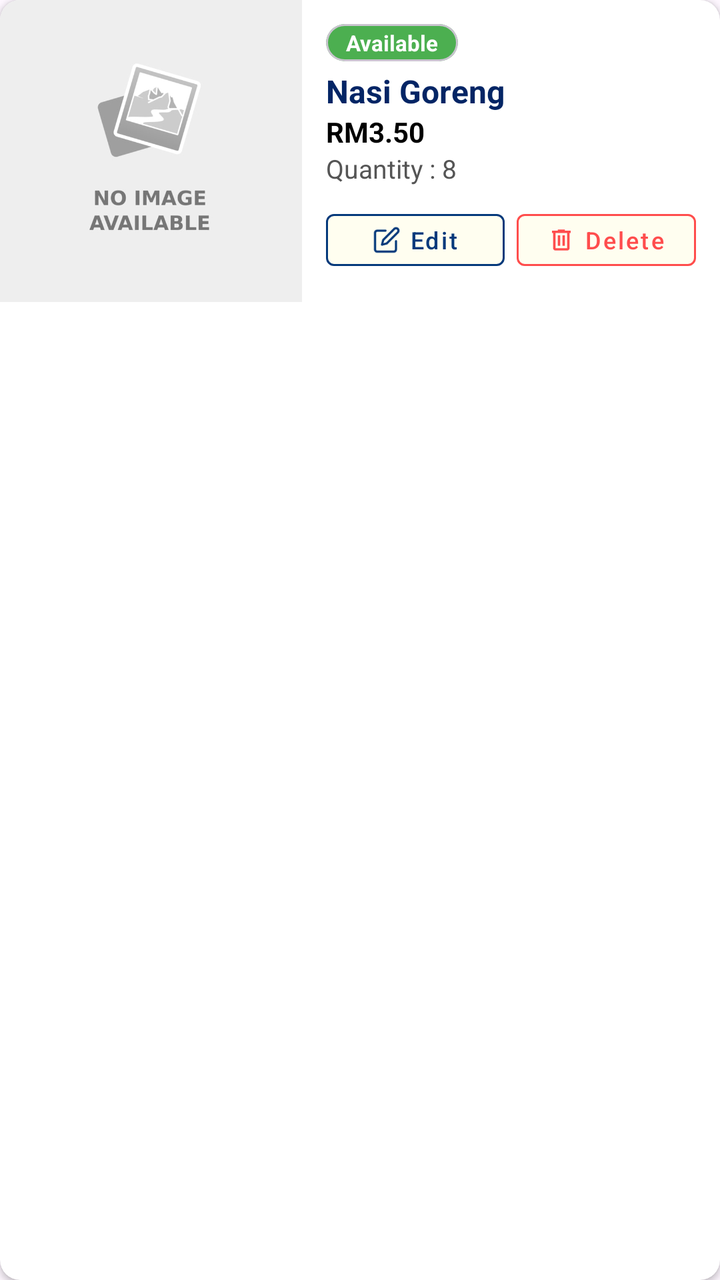
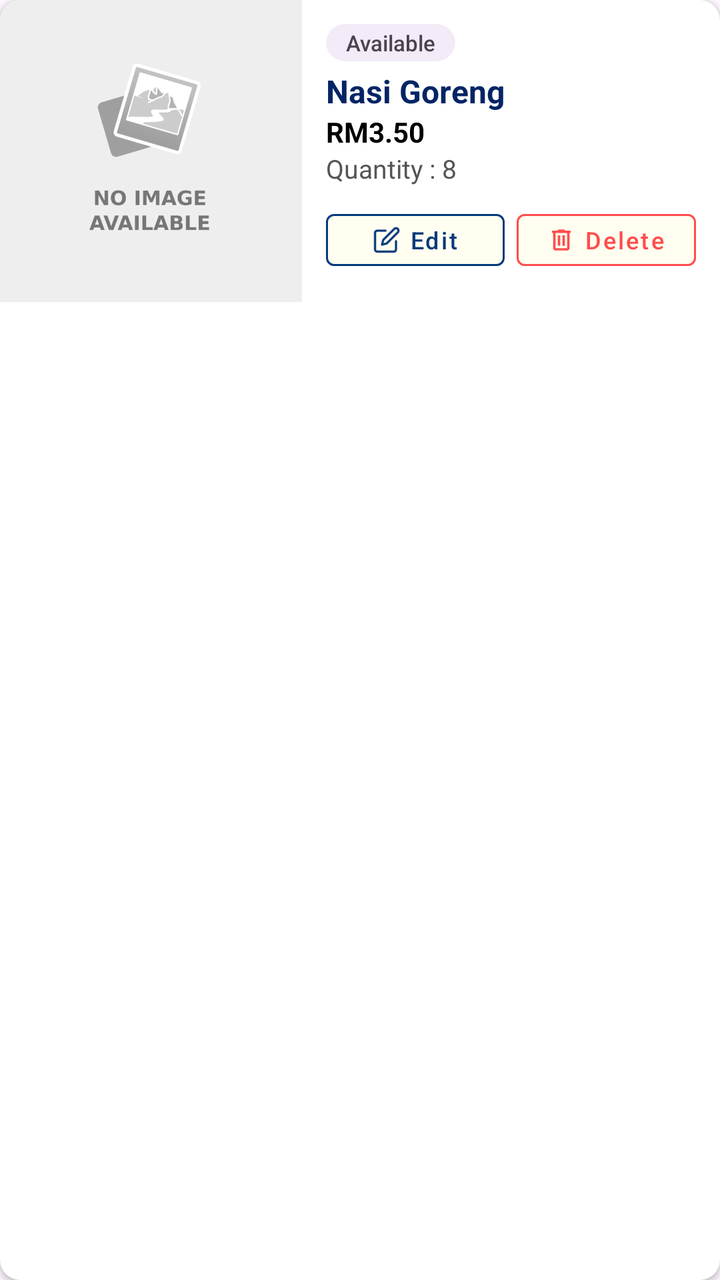

Screens rendered from an Android XML layout before and after an edit, with the pre-edit source and the edit as a unified diff.
<!-- AndroidManifest.xml: application theme Theme.ShipEatsCustomer -->
<!-- res/layout/admin_inventory_card.xml -->
<?xml version="1.0" encoding="utf-8"?>
<com.google.android.material.card.MaterialCardView
    xmlns:android="http://schemas.android.com/apk/res/android"
    xmlns:app="http://schemas.android.com/apk/res-auto"
    android:layout_width="match_parent"
    android:layout_height="wrap_content"
    android:layout_marginBottom="16dp"
    android:backgroundTint="@color/white"
    app:cardCornerRadius="10dp"
    app:cardElevation="2dp"
    app:strokeWidth="0dp">

    <LinearLayout
        android:layout_width="match_parent"
        android:layout_height="wrap_content"
        android:orientation="horizontal">

        <ImageView
            android:id="@+id/iv_food"
            android:layout_width="151dp"
            android:layout_height="151dp"
            android:scaleType="centerCrop"
            android:src="@drawable/no_image_available" />

        <LinearLayout
            android:layout_width="match_parent"
            android:layout_height="wrap_content"
            android:orientation="vertical"
            android:padding="12dp">

            <com.google.android.material.card.MaterialCardView
                android:id="@+id/badge_card"
                android:layout_width="wrap_content"
                android:layout_height="wrap_content"
                app:cardBackgroundColor="#4CAF50"
                app:cardCornerRadius="12dp"
                app:cardElevation="0dp">
                <TextView
                    android:id="@+id/tv_status"
                    android:layout_width="wrap_content"
                    android:layout_height="wrap_content"
                    android:paddingHorizontal="10dp"
                    android:paddingVertical="2dp"
                    android:text="Available"
                    android:textColor="@color/white"
                    android:textSize="11sp"
                    android:textStyle="bold" />
            </com.google.android.material.card.MaterialCardView>

            <TextView
                android:id="@+id/tv_food_name"
                android:layout_width="wrap_content"
                android:layout_height="wrap_content"
                android:layout_marginTop="4dp"
                android:text="Nasi Goreng"
                android:textColor="#032565"
                android:textSize="16sp"
                android:textStyle="bold" />

            <TextView
                android:id="@+id/tv_price"
                android:layout_width="wrap_content"
                android:layout_height="wrap_content"
                android:text="RM3.50"
                android:textColor="#000000"
                android:textStyle="bold" />

            <TextView
                android:id="@+id/tv_quantity"
                android:layout_width="wrap_content"
                android:layout_height="wrap_content"
                android:text="Quantity : 8"
                android:textColor="#555555"
                android:textSize="13sp" />

            <LinearLayout
                android:layout_width="match_parent"
                android:layout_height="wrap_content"
                android:layout_marginTop="8dp"
                android:orientation="horizontal">

                <com.google.android.material.button.MaterialButton
                    android:id="@+id/btn_edit"
                    style="@style/Widget.MaterialComponents.Button.OutlinedButton"
                    android:layout_width="0dp"
                    android:layout_height="38dp"
                    android:layout_marginEnd="6dp"
                    android:layout_weight="1"
                    android:padding="0dp"
                    android:text="Edit"
                    android:textAllCaps="false"
                    android:textColor="#04397B"
                    android:textSize="12sp"
                    app:icon="@drawable/ic_edit"
                    app:iconGravity="textStart"
                    app:iconPadding="4dp"
                    app:iconSize="14dp"
                    app:iconTint="#04397B"
                    app:strokeColor="#04397B"
                    app:backgroundTint="#FFFEF0"/>

                <com.google.android.material.button.MaterialButton
                    android:id="@+id/btn_delete"
                    style="@style/Widget.MaterialComponents.Button.OutlinedButton"
                    android:layout_width="0dp"
                    android:layout_height="38dp"
                    android:layout_weight="1"
                    android:padding="0dp"
                    android:text="Delete"
                    android:textAllCaps="false"
                    android:textColor="#FF4D4D"
                    android:textSize="12sp"
                    app:icon="@drawable/ic_delete"
                    app:iconGravity="textStart"
                    app:iconPadding="4dp"
                    app:iconSize="14dp"
                    app:iconTint="#FF4D4D"
                    app:strokeColor="#FF4D4D"
                    app:backgroundTint="#FFFEF0"/>
            </LinearLayout>
        </LinearLayout>
    </LinearLayout>
</com.google.android.material.card.MaterialCardView>
<!-- resources referenced by this layout -->
<resources>
  <color name="white">#FFFFFFFF</color>
  <!-- drawable ic_delete: png bitmap (drawable, 403 bytes) -->
  <!-- drawable ic_edit: png bitmap (drawable, 989 bytes) -->
  <!-- drawable no_image_available: jpg bitmap (drawable, 45077 bytes) -->
  <style name="Theme.ShipEatsCustomer" parent="Base.Theme.ShipEatsCustomer" />
  <style name="Base.Theme.ShipEatsCustomer" parent="Theme.Material3.DayNight.NoActionBar">
          
          
      </style>
</resources>

<!-- the commit's change to res/layout/admin_inventory_card.xml (unified diff, before → after) -->
@@ -32,9 +32,10 @@
                 android:id="@+id/badge_card"
                 android:layout_width="wrap_content"
                 android:layout_height="wrap_content"
-                app:cardBackgroundColor="#4CAF50"
                 app:cardCornerRadius="12dp"
-                app:cardElevation="0dp">
+                app:cardElevation="0dp"
+                app:strokeWidth="0dp">
+
                 <TextView
                     android:id="@+id/tv_status"
                     android:layout_width="wrap_content"
@@ -42,9 +43,8 @@
                     android:paddingHorizontal="10dp"
                     android:paddingVertical="2dp"
                     android:text="Available"
-                    android:textColor="@color/white"
                     android:textSize="11sp"
-                    android:textStyle="bold" />
+                    android:fontFamily="sans-serif-medium" />
             </com.google.android.material.card.MaterialCardView>
 
             <TextView
<!-- resource entries referenced after the edit -->
@@ -1,6 +1,6 @@
 <!-- resources referenced by this layout -->
 <resources>
-  <color name="white">#FFFFFFFF</color>
+  <color name="white">#FFFFFF</color>
   <!-- drawable ic_delete: png bitmap (drawable, 403 bytes) -->
   <!-- drawable ic_edit: png bitmap (drawable, 989 bytes) -->
   <!-- drawable no_image_available: jpg bitmap (drawable, 45077 bytes) -->
